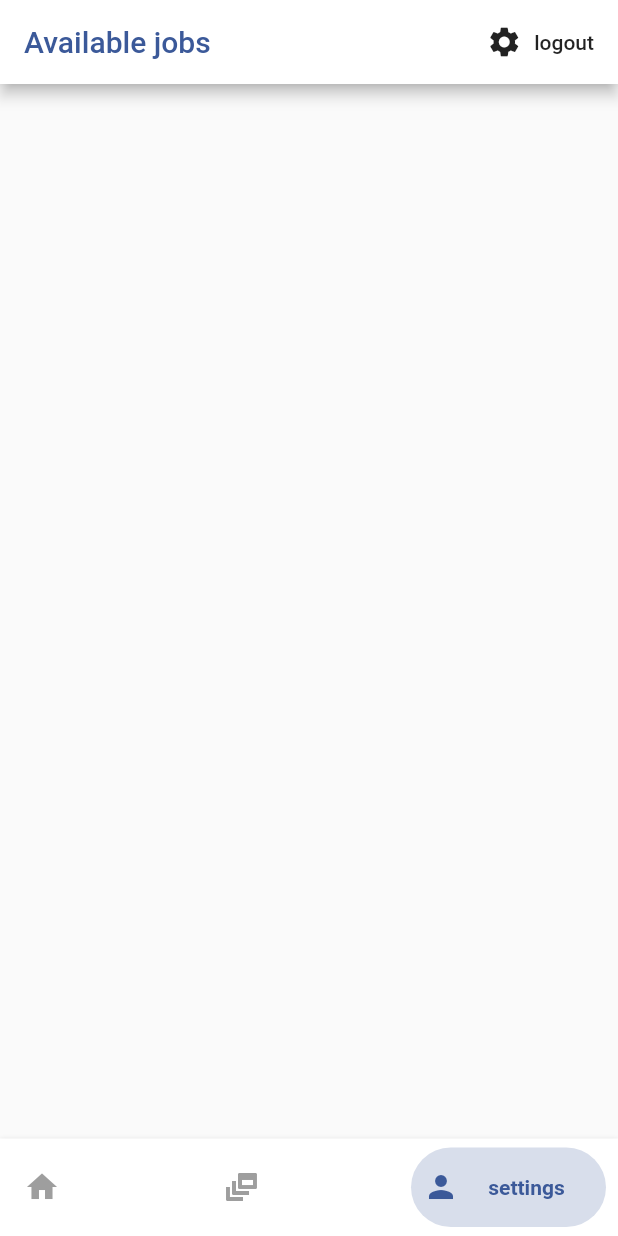
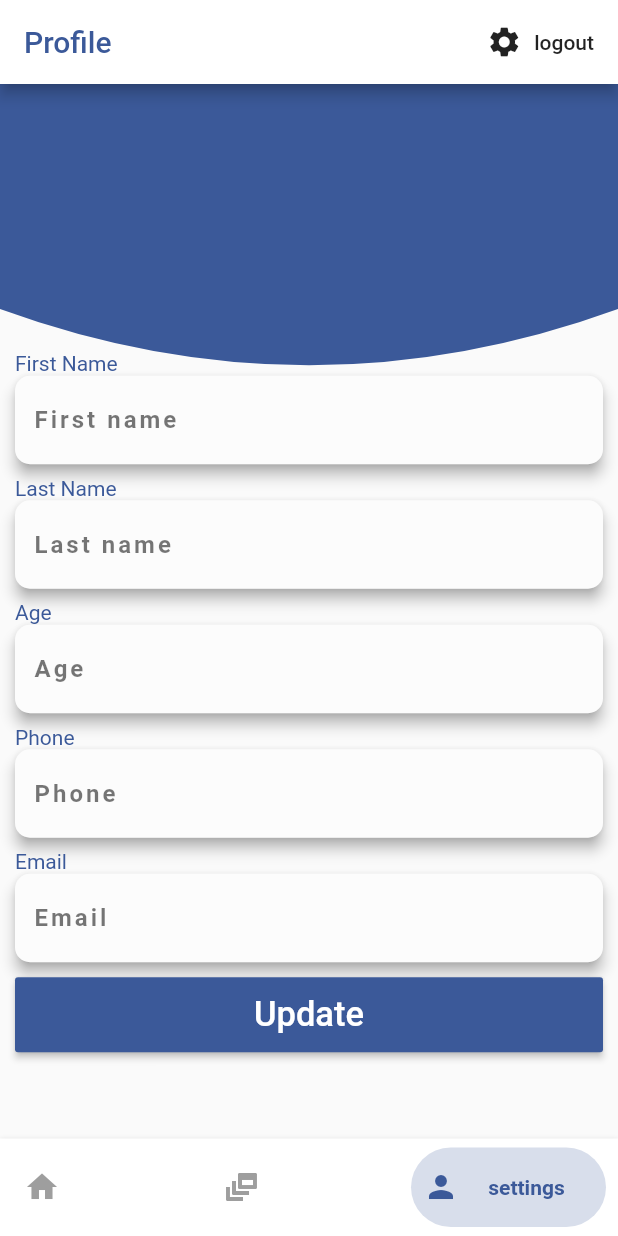
Before and after one commit to goldenal/gig_worker, a Flutter app: the Hompage screen opened directly, item 3 of the bottom bar chosen, on a phone screen of 412 x 824 dp. Run offline on Flutter 3.47's test engine with Material 2 defaults, Android fonts, the phone set to English and light mode, and no system bars; drawn by our look-alikes of bottom_navy_bar; our stand-ins replace cloud_firestore, firebase_auth, firebase_core, flutter_spinkit; missing offline and left inert: dart:ffi; accounts and stored records are empty.

Commit message:
designed the settings page

```diff
--- a/lib/screens/Settings.dart
+++ b/lib/screens/Settings.dart
@@ -0,0 +1,188 @@
+import 'package:flutter/material.dart';
+import 'package:gig_worker/screens/tools/mtextfield.dart';
+import 'package:gig_worker/palette/palette.dart';
+
+
+class HeaderCurvedContainer extends CustomPainter {
+  @override
+  void paint(Canvas canvas, Size size) {
+    Paint paint = Paint()..color = Color(0xFF3B5999);
+    Path path = Path()
+      ..relativeLineTo(0, 150)
+      ..quadraticBezierTo(size.width / 2, 225, size.width, 150)
+      ..relativeLineTo(0, -150)
+      ..close();
+    canvas.drawPath(path, paint);
+  }
+
+  @override
+  bool shouldRepaint(CustomPainter oldDelegate) => false;
+}
+
+
+class Settings_page extends StatefulWidget {
+  const Settings_page({Key? key}) : super(key: key);
+
+  @override
+  _Settings_pageState createState() => _Settings_pageState();
+}
+
+class _Settings_pageState extends State<Settings_page> {
+  TextEditingController _controller = TextEditingController();
+  @override
+  Widget build(BuildContext context) {
+    return Scaffold(
+
+      body: SingleChildScrollView(
+        child: Stack(
+          alignment: Alignment.center,
+          children: [
+
+
+            CustomPaint(
+              child: Container(
+                width: MediaQuery.of(context).size.width,
+                height: MediaQuery.of(context).size.height,
+              ),
+              painter: HeaderCurvedContainer(),
+            ),
+            // Column(
+            //   crossAxisAlignment: CrossAxisAlignment.center,
+            //   mainAxisAlignment: MainAxisAlignment.start,
+            //   children: [
+            //     Padding(
+            //       padding: EdgeInsets.all(20),
+            //       child: Text(
+            //         "Profile",
+            //         style: TextStyle(
+            //           fontSize: 35,
+            //           letterSpacing: 1.5,
+            //           color: Colors.white,
+            //           fontWeight: FontWeight.w600,
+            //         ),
+            //       ),
+            //     ),
+            //
+            //   ],
+            // ),
+            Column(
+
+              children: [
+                Container(
+                 // height: 450,
+                  width: double.infinity,
+                  margin: EdgeInsets.symmetric(horizontal: 10),
+                  child: Column(
+
+                    mainAxisAlignment: MainAxisAlignment.spaceEvenly,
+                    crossAxisAlignment: CrossAxisAlignment.start,
+                    children: [
+                      Text('First Name',
+                        style: TextStyle(
+                          color: Color(0xFF3B5999)
+                      ),),
+                      textfield(true,
+                          firstNameController,hintText:'First name'
+                      ),
+                      SizedBox(height: 8.0,),
+                      Text('Last Name',
+                        style: TextStyle(
+                            color: Color(0xFF3B5999)
+                        ),),
+                      textfield(true,
+                          lastNameController,hintText:'Last name'
+                      ),
+                      SizedBox(height: 8.0,),
+                      Text('Age',
+                        style: TextStyle(
+                            color: Color(0xFF3B5999)
+                        ),),
+                      textfield(true,
+                          ageController,hintText:'Age'
+                      ),
+                      SizedBox(height: 8.0,),
+                      Text('Phone',
+                        style: TextStyle(
+                            color: Color(0xFF3B5999)
+                        ),),
+                      textfield(true,
+                          phoneController,hintText:'Phone'
+                      ),
+                      SizedBox(height: 8.0,),
+                      Text('Email',
+                        style: TextStyle(
+                            color: Color(0xFF3B5999)
+                        ),),
+                      textfield(false,
+                          emailController,hintText:'Email'
+                      ),
+                      SizedBox(height: 10.0,),
+
+                      // textfield(
+                      //   hintText: 'Email',
+                      // ),
+                      // textfield(
+                      //   hintText: 'Password',
+                      // ),
+                      // textfield(
+                      //   hintText: 'Confirm password',
+                      // ),
+                      Container(
+                        height: 50,
+                        width: double.infinity,
+                        child: RaisedButton(
+                          onPressed: () {},
+                          color: Color(0xFF3B5999),
+                          child: Center(
+                            child: Text(
+                              "Update",
+                              style: TextStyle(
+                                fontSize: 23,
+                                color: Colors.white,
+                              ),
+                            ),
+                          ),
+                        ),
+                      )
+                    ],
+                  ),
+                )
+              ],
+            ),
+
+
+          ],
+        ),
+      ),
+    );
+  }
+
+
+  Widget textfield(bool isEnable, TextEditingController controller ,{@required hintText}) {
+    return Material(
+      elevation: 4,
+      shadowColor: Colors.grey,
+      shape: RoundedRectangleBorder(
+        borderRadius: BorderRadius.circular(10),
+      ),
+      child: TextFormField(
+        enabled: isEnable,
+        controller:controller ,
+          keyboardType: TextInputType.multiline,
+        decoration: InputDecoration(
+            hintText: hintText,
+            hintStyle: TextStyle(
+              letterSpacing: 2,
+              color: Colors.black54,
+              fontWeight: FontWeight.bold,
+            ),
+            fillColor: Colors.white30,
+            filled: true,
+
+            border: OutlineInputBorder(
+                borderRadius: BorderRadius.circular(10.0),
+                borderSide: BorderSide.none)),
+      ),
+    );
+  }
+}
--- a/lib/screens/home/home.dart
+++ b/lib/screens/home/home.dart
@@ -3,6 +3,7 @@ import 'package:flutter/cupertino.dart';
 import 'package:flutter/material.dart';
 import 'package:firebase_auth/firebase_auth.dart';
 import 'package:cloud_firestore/cloud_firestore.dart';
+import 'package:gig_worker/screens/Settings.dart';
 import 'package:gig_worker/screens/authenticate/sign_in.dart';
 import 'package:gig_worker/palette/palette.dart';
 import 'package:gig_worker/models/gigs.dart';
@@ -88,7 +89,7 @@ class _HompageState extends State<Hompage> {
         ],
       ),
       floatingActionButton: Visibility(
-        visible:_isAdmin ,
+        visible:_isAdmin && (index != 2 && index !=  1) ,
         child: FloatingActionButton(
           child: const Icon(Icons.add),
           backgroundColor: Colors.orange,
@@ -241,6 +242,8 @@ class _HompageState extends State<Hompage> {
     switch(index){
       case 1:
         return responsePage();
+      case 2:
+        return Settings_page();
       default:
         return streamWiget(context);
     }
@@ -254,6 +257,11 @@ Widget titleSelector(){
         style: TextStyle(
           color: Color(0xFF3B5999),
         ),);
+    case 2:
+      return Text("Profile",
+        style: TextStyle(
+          color: Color(0xFF3B5999),
+        ),);
     default:
       return  Text('Available jobs',
         style: TextStyle(
--- a/lib/screens/tools/mtextfield.dart
+++ b/lib/screens/tools/mtextfield.dart
@@ -4,12 +4,22 @@ import 'package:gig_worker/palette/palette.dart';
 final formKey = GlobalKey<FormState>();
 TextEditingController emailController = TextEditingController();
 TextEditingController passwordController = TextEditingController();
+
 TextEditingController nameController = TextEditingController();
 TextEditingController amountController = TextEditingController();
 TextEditingController locationController = TextEditingController();
 TextEditingController fromController = TextEditingController();
 TextEditingController toController = TextEditingController();
 TextEditingController detailController = TextEditingController();
+
+//controller for profile page
+TextEditingController firstNameController = TextEditingController();
+TextEditingController lastNameController = TextEditingController();
+TextEditingController sexController = TextEditingController();
+TextEditingController phoneController = TextEditingController();
+//TextEditingController emailController = TextEditingController();
+TextEditingController ageController = TextEditingController();
+
 
 final RegExp emailRegex = new RegExp(
     r"^[a-zA-Z0-9.!#$%&'*+/=?^_`{|}~-]+@[a-zA-Z0-9](?:[a-zA-Z0-9-]{0,253}[a-zA-Z0-9])?(?:\.[a-zA-Z0-9](?:[a-zA-Z0-9-]{0,253}[a-zA-Z0-9])?)*$");
```
